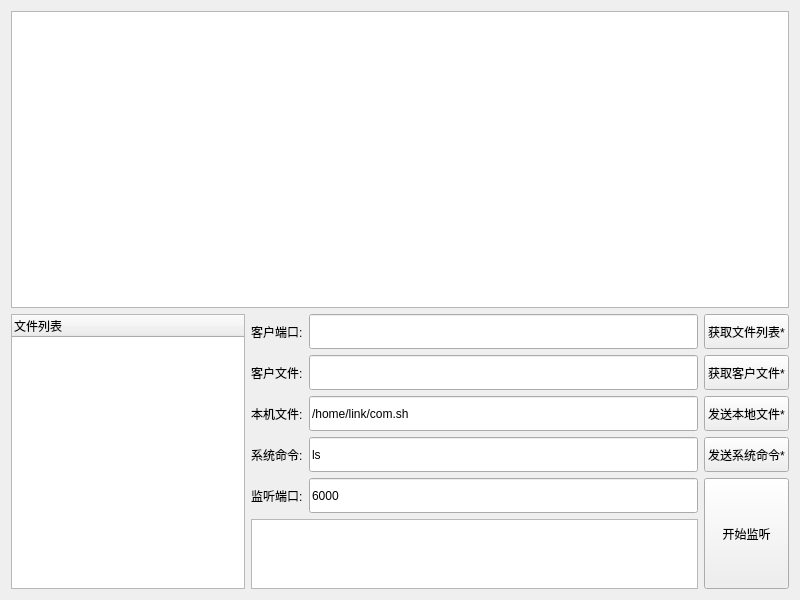
bloglink/aip-server, file WinServer.ui: the form before one commit.
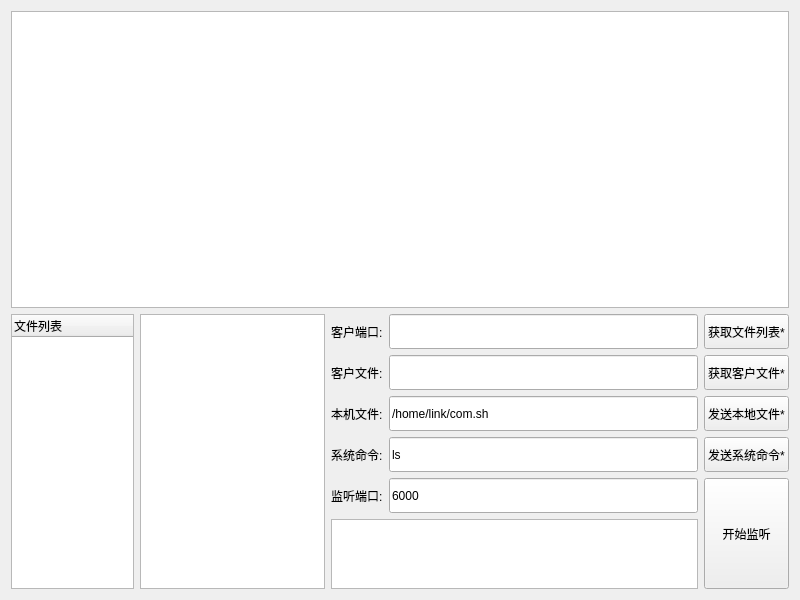
The form after the commit.

Commit message: feat:(0.3.0.6)增加本地文件选择

```diff
--- a/WinServer.ui
+++ b/WinServer.ui
@@ -13,8 +13,8 @@
   <property name="windowTitle">
    <string>Form</string>
   </property>
-  <layout class="QGridLayout" name="gridLayout" rowstretch="7,0,0,0,0,0,1" columnstretch="3,0,5,1">
-   <item row="0" column="0" colspan="4">
+  <layout class="QGridLayout" name="gridLayout" rowstretch="7,0,0,0,0,0,1" columnstretch="2,3,0,5,1">
+   <item row="0" column="0" colspan="5">
     <widget class="QTableView" name="TabServer">
      <property name="selectionBehavior">
       <enum>QAbstractItemView::SelectRows</enum>
@@ -36,30 +36,30 @@
      </column>
     </widget>
    </item>
-   <item row="1" column="1">
+   <item row="1" column="2">
     <widget class="QLabel" name="TextClientPort">
      <property name="text">
       <string>客户端口:</string>
      </property>
     </widget>
    </item>
-   <item row="1" column="2">
-    <widget class="QLineEdit" name="EditClientPort">
-     <property name="sizePolicy">
-      <sizepolicy hsizetype="Expanding" vsizetype="Expanding">
-       <horstretch>0</horstretch>
-       <verstretch>0</verstretch>
-      </sizepolicy>
-     </property>
-     <property name="minimumSize">
-      <size>
-       <width>0</width>
-       <height>35</height>
-      </size>
-     </property>
-    </widget>
-   </item>
    <item row="1" column="3">
+    <widget class="QLineEdit" name="EditClientPort">
+     <property name="sizePolicy">
+      <sizepolicy hsizetype="Expanding" vsizetype="Expanding">
+       <horstretch>0</horstretch>
+       <verstretch>0</verstretch>
+      </sizepolicy>
+     </property>
+     <property name="minimumSize">
+      <size>
+       <width>0</width>
+       <height>35</height>
+      </size>
+     </property>
+    </widget>
+   </item>
+   <item row="1" column="4">
     <widget class="QPushButton" name="BtnGetFiles">
      <property name="sizePolicy">
       <sizepolicy hsizetype="Expanding" vsizetype="Expanding">
@@ -72,30 +72,30 @@
      </property>
     </widget>
    </item>
-   <item row="2" column="1">
+   <item row="2" column="2">
     <widget class="QLabel" name="TextClientFile">
      <property name="text">
       <string>客户文件:</string>
      </property>
     </widget>
    </item>
-   <item row="2" column="2">
-    <widget class="QLineEdit" name="EditClientFile">
-     <property name="sizePolicy">
-      <sizepolicy hsizetype="Expanding" vsizetype="Expanding">
-       <horstretch>0</horstretch>
-       <verstretch>0</verstretch>
-      </sizepolicy>
-     </property>
-     <property name="minimumSize">
-      <size>
-       <width>0</width>
-       <height>35</height>
-      </size>
-     </property>
-    </widget>
-   </item>
    <item row="2" column="3">
+    <widget class="QLineEdit" name="EditClientFile">
+     <property name="sizePolicy">
+      <sizepolicy hsizetype="Expanding" vsizetype="Expanding">
+       <horstretch>0</horstretch>
+       <verstretch>0</verstretch>
+      </sizepolicy>
+     </property>
+     <property name="minimumSize">
+      <size>
+       <width>0</width>
+       <height>35</height>
+      </size>
+     </property>
+    </widget>
+   </item>
+   <item row="2" column="4">
     <widget class="QPushButton" name="BtnGetCurrentFile">
      <property name="sizePolicy">
       <sizepolicy hsizetype="Expanding" vsizetype="Expanding">
@@ -108,14 +108,14 @@
      </property>
     </widget>
    </item>
-   <item row="3" column="1">
+   <item row="3" column="2">
     <widget class="QLabel" name="TextLocalFile">
      <property name="text">
       <string>本机文件:</string>
      </property>
     </widget>
    </item>
-   <item row="3" column="2">
+   <item row="3" column="3">
     <widget class="QLineEdit" name="EditLocalFile">
      <property name="sizePolicy">
       <sizepolicy hsizetype="Expanding" vsizetype="Expanding">
@@ -134,7 +134,7 @@
      </property>
     </widget>
    </item>
-   <item row="3" column="3">
+   <item row="3" column="4">
     <widget class="QPushButton" name="BtnPutCurrentFile">
      <property name="sizePolicy">
       <sizepolicy hsizetype="Expanding" vsizetype="Expanding">
@@ -147,14 +147,14 @@
      </property>
     </widget>
    </item>
-   <item row="4" column="1">
+   <item row="4" column="2">
     <widget class="QLabel" name="TextCommand">
      <property name="text">
       <string>系统命令:</string>
      </property>
     </widget>
    </item>
-   <item row="4" column="2">
+   <item row="4" column="3">
     <widget class="QLineEdit" name="EditCommand">
      <property name="sizePolicy">
       <sizepolicy hsizetype="Expanding" vsizetype="Expanding">
@@ -176,7 +176,7 @@
      </property>
     </widget>
    </item>
-   <item row="4" column="3">
+   <item row="4" column="4">
     <widget class="QPushButton" name="BtnCommand">
      <property name="sizePolicy">
       <sizepolicy hsizetype="Minimum" vsizetype="Expanding">
@@ -189,14 +189,14 @@
      </property>
     </widget>
    </item>
-   <item row="5" column="1">
+   <item row="5" column="2">
     <widget class="QLabel" name="TextUserPort">
      <property name="text">
       <string>监听端口:</string>
      </property>
     </widget>
    </item>
-   <item row="5" column="2">
+   <item row="5" column="3">
     <widget class="QLineEdit" name="EditUserPort">
      <property name="sizePolicy">
       <sizepolicy hsizetype="Expanding" vsizetype="Expanding">
@@ -215,7 +215,7 @@
      </property>
     </widget>
    </item>
-   <item row="5" column="3" rowspan="2">
+   <item row="5" column="4" rowspan="2">
     <widget class="QPushButton" name="BtnStartServer">
      <property name="sizePolicy">
       <sizepolicy hsizetype="Minimum" vsizetype="Expanding">
@@ -228,9 +228,12 @@
      </property>
     </widget>
    </item>
-   <item row="6" column="1" colspan="2">
+   <item row="6" column="2" colspan="2">
     <widget class="QTextBrowser" name="Text"/>
    </item>
+   <item row="1" column="1" rowspan="6">
+    <widget class="QTreeView" name="LocalFiles"/>
+   </item>
   </layout>
  </widget>
  <resources/>
```
The commit also changes 2 other files.
